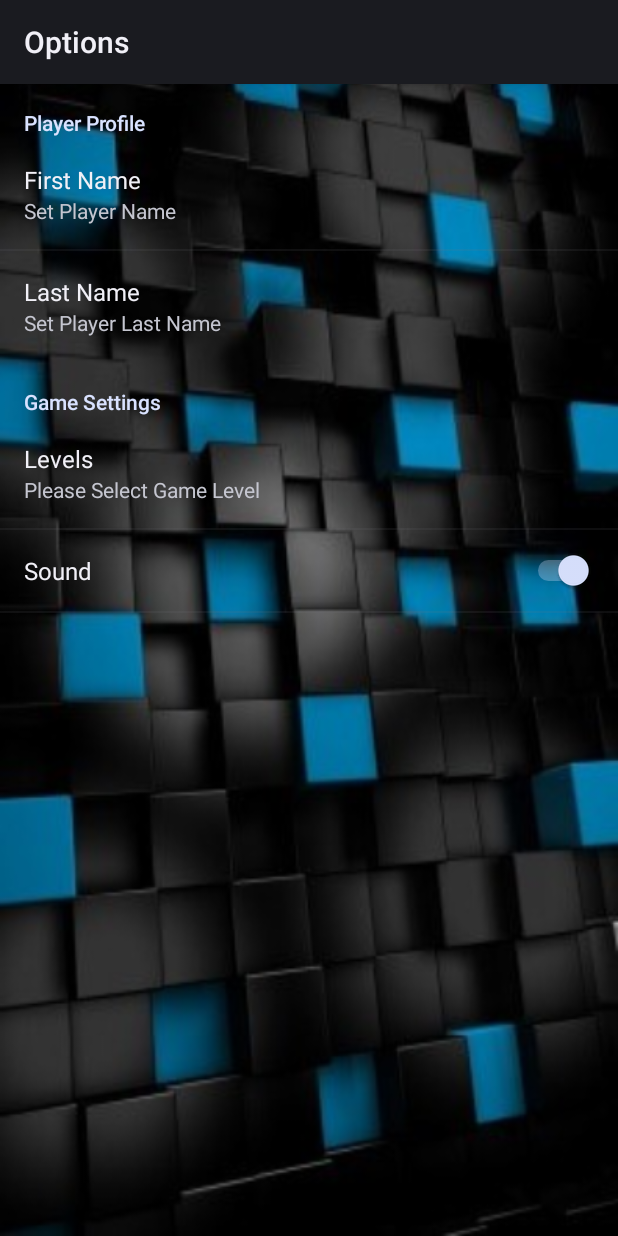
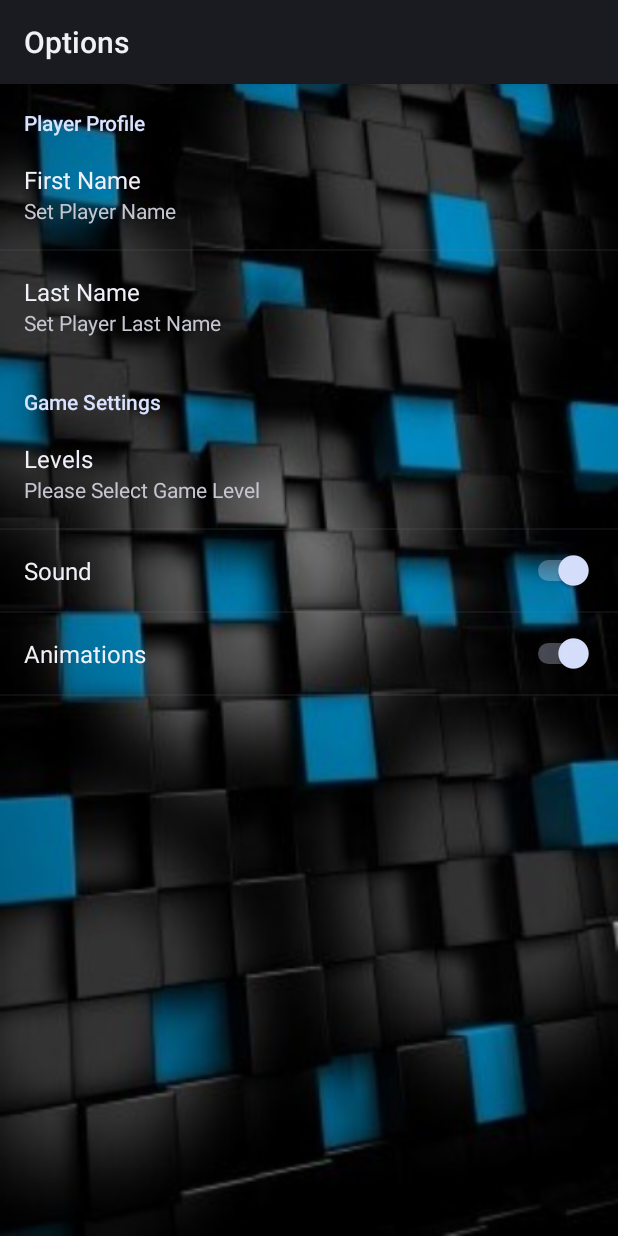
Before and after one commit to tamirsagi/AndroidMineSweeper, an Android app: the screen it shows after launch (OptionsActivity), after a tap on an icon or button, on a phone screen of 412 x 824 dp. Run offline under Robolectric (Android 15) with nearby library versions, the phone set to English and light mode, and no system bars.

Commit message:
progress bar added animation setting added, floating button was added

```diff
--- a/app/build.gradle
+++ b/app/build.gradle
@@ -44,4 +44,5 @@ dependencies {
     compile 'com.android.support:cardview-v7:23.1.1'
     compile 'com.android.support:recyclerview-v7:23.1.1'
     compile 'com.android.support:support-v4:23.1.0'
+    compile 'com.getbase:floatingactionbutton:1.10.1'
 }
--- a/app/src/main/java/com/minesweeper/BL/GameLogic/GeneralGameProperties.java
+++ b/app/src/main/java/com/minesweeper/BL/GameLogic/GeneralGameProperties.java
@@ -15,6 +15,7 @@ public class GeneralGameProperties {
     public static final String KEY_GAME_BOARD_COLUMNS = "gameBoardColumns";
     public static final String KEY_GAME_BOARD_MINES = "gameBoarMines";
     public static final String KEY_Play_Sound = "soundSettings";
+    public static final String KEY_Play_Animation = "animationSettings";
 
     public static final String Level = "Level";
     public static final String RowsInBoard = "Rows";
--- a/app/src/main/java/com/minesweeper/UI/Activities/DBRecordsFragmentActivity.java
+++ b/app/src/main/java/com/minesweeper/UI/Activities/DBRecordsFragmentActivity.java
@@ -5,6 +5,7 @@ import android.support.v4.app.Fragment;
 import android.support.v4.app.FragmentActivity;
 import android.support.v4.view.ViewPager;
 import android.os.Bundle;
+import android.view.View;
 import com.minesweeper.BL.DB.DbManager;
 import com.minesweeper.UI.Fragments.MapFragment;
 import com.minesweeper.UI.Fragments.RecordsFragmentPagerAdapter;
--- a/app/src/main/java/com/minesweeper/UI/Activities/GameActivity.java
+++ b/app/src/main/java/com/minesweeper/UI/Activities/GameActivity.java
@@ -69,6 +69,7 @@ public class GameActivity extends AppCompatActivity {
     private ImageButton bth_Rematch;
     private MediaPlayer mp;
     private boolean playSound;
+    private boolean playAnimation;
 
     //Service Params
     private PositionSampleService positionSampleService;
@@ -174,7 +175,7 @@ public class GameActivity extends AppCompatActivity {
         gameBoardColumns = extraData.getInt(GeneralGameProperties.KEY_GAME_BOARD_COLUMNS);
         minesOnBoard = extraData.getInt(GeneralGameProperties.KEY_GAME_BOARD_MINES);
         playSound = extraData.getBoolean(GeneralGameProperties.KEY_Play_Sound);
-
+        playAnimation = extraData.getBoolean(GeneralGameProperties.KEY_Play_Animation);
 
         tv_minesCounter = (TextView) findViewById(R.id.minesCounter);
         tv_gameLevel = (TextView) findViewById(R.id.gameLevel);
@@ -340,7 +341,8 @@ public class GameActivity extends AppCompatActivity {
             if (playSound) {
                 if (mineSweeperLogicManager.hasLost()) {
                     mp = MediaPlayer.create(this, R.raw.granade);
-                    playAnimation();
+                    if(playAnimation)
+                        playAnimation();
                 } else {
                     mp = MediaPlayer.create(this, R.raw.victory);
                     String tableInDB = getDbTableFromGameLevel(getGameLevel());
--- a/app/src/main/java/com/minesweeper/UI/Activities/MainActivity.java
+++ b/app/src/main/java/com/minesweeper/UI/Activities/MainActivity.java
@@ -3,7 +3,6 @@
  * This Application was created as part of academic course
  *
  */
-
 package com.minesweeper.UI.Activities;
 
 import android.content.Intent;
@@ -15,7 +14,7 @@ import android.support.v7.app.AppCompatActivity;
 import android.util.Log;
 import android.view.*;
 import android.widget.PopupWindow;
-import com.minesweeper.BL.DB.DbManager;
+import android.widget.ProgressBar;
 import com.minesweeper.BL.GameLogic.GeneralGameProperties;
 import org.json.JSONException;
 import org.json.JSONObject;
@@ -23,11 +22,14 @@ import org.json.JSONObject;
 
 public class MainActivity extends AppCompatActivity {
 
-
+    private  ProgressBar loading;
     @Override
     protected void onCreate(Bundle savedInstanceState) {
         super.onCreate(savedInstanceState);
         setContentView(R.layout.activity_main_menu);
+
+        loading = (ProgressBar)findViewById(R.id.progressBar);
+        loading.setVisibility(View.GONE);
     }
 
     @Override
@@ -58,21 +60,25 @@ public class MainActivity extends AppCompatActivity {
     @Override
     protected void onResume() {
         super.onResume();
+        loading.setVisibility(View.GONE);
     }
 
 
     public void onButtonOptionsClicked(View view) {
+        loading.setVisibility(View.VISIBLE);
         Intent i = new Intent(this, OptionsActivity.class);
         startActivityForResult(i, 0);
     }
 
     public void onButtonPlayClicked(View view) {
+        loading.setVisibility(View.VISIBLE);
         SharedPreferences sharedPrefs = PreferenceManager.getDefaultSharedPreferences(this);
         String firstName = sharedPrefs.getString(OptionsActivity.KEY_PREF_PLAYER_NAME, "NULL");//get player name
         String lastName = sharedPrefs.getString(OptionsActivity.KEY_PREF_PLAYER_LAST_NAME, "NULL");//get player last name
         String prefLevel = sharedPrefs.getString(OptionsActivity.KEY_PREF_GAME_LEVEL, "Intermediate"); //get the selected level
         String gameSettings = GeneralGameProperties.getGameSettings(prefLevel); //get corresponded game settings
         boolean playSound = sharedPrefs.getBoolean(GeneralGameProperties.KEY_Play_Sound, true);  //get play sound settings
+        boolean playAnimations = sharedPrefs.getBoolean(GeneralGameProperties.KEY_Play_Animation, true);  //get play animation settings
 
         Intent gameActivity = new Intent(this, GameActivity.class);
         gameActivity.putExtra(GeneralGameProperties.KEY_PLAYER_FULL_NAME, firstName + " " + lastName);
@@ -89,6 +95,7 @@ public class MainActivity extends AppCompatActivity {
             gameActivity.putExtra(GeneralGameProperties.KEY_GAME_BOARD_COLUMNS, columns);
             gameActivity.putExtra(GeneralGameProperties.KEY_GAME_BOARD_MINES, mines);
             gameActivity.putExtra(GeneralGameProperties.KEY_Play_Sound, playSound);
+            gameActivity.putExtra(GeneralGameProperties.KEY_Play_Animation, playAnimations);
 
             //Chane activity
             startActivity(gameActivity);
@@ -123,8 +130,10 @@ public class MainActivity extends AppCompatActivity {
 
 
     public void onHighScoresButtonClicked(View v) {
+        loading.setVisibility(View.VISIBLE);
         Intent DBRecordsFragmentActivity = new Intent(this, DBRecordsFragmentActivity.class);
         startActivity(DBRecordsFragmentActivity);
+
     }
 
 
--- a/app/src/main/java/com/minesweeper/UI/Fragments/RecordsTable.java
+++ b/app/src/main/java/com/minesweeper/UI/Fragments/RecordsTable.java
@@ -12,6 +12,7 @@ import android.widget.*;
 import com.minesweeper.BL.DB.DbManager;
 import com.minesweeper.BL.DB.PlayerRecord;
 import com.minesweeper.UI.Activities.DBRecordsFragmentActivity;
+import com.minesweeper.UI.Activities.MainActivity;
 import com.minesweeper.UI.Activities.R;
 
 import java.util.List;
--- a/app/src/main/res/values/strings.xml
+++ b/app/src/main/res/values/strings.xml
@@ -26,7 +26,9 @@
     <string name="key_pref_level">prefGameLevel</string>
     <string name="summary_pref_game_level">Please Select Game Level</string>
     <string name="keyToggleSound">soundSettings</string>
+    <string name="keyToggleAnimation">animationSettings</string>
     <string name="title_pref_sound">Sound</string>
+    <string name="title_pref_Animation">Animations</string>
     <string name="title_activity_game">GameActivity</string>
 
 
@@ -50,9 +52,8 @@
     <string name="title_activity_dbRecords_fragment">DBRecordsFragmentActivity</string>
 
 <!-- Alert Dialog when game  is over and player had new record -->
-    <string name="enterDetailsRecord">Add Record</string>
-    <string name="enterDetailsMessage">Your got a good score,it should be entered to records table.
-        \nPlease Enter Your Full Name:</string>
+    <string name="enterDetailsRecord">Good Game!!!</string>
+    <string name="enterDetailsMessage">Enter Name and click save to add this Score to table.</string>
 
     <string name="err_name_too_long">Name is too long</string>
     <string name="err_name_empty_or_null">Please write your name</string>
--- a/app/src/main/res/xml/game_settings.xml
+++ b/app/src/main/res/xml/game_settings.xml
@@ -29,6 +29,10 @@
                 android:key="@string/keyToggleSound"
                 android:defaultValue="true"
                 android:title="@string/title_pref_sound"/>
+        <SwitchPreference
+                android:key="@string/keyToggleAnimation"
+                android:defaultValue="true"
+                android:title="@string/title_pref_Animation"/>
     </PreferenceCategory>
 
 </PreferenceScreen>
```
Also changed, not shown: app/src/main/res/layout/activity_main_menu.xml (+17 -7 lines), app/src/main/res/drawable/icon_high_score.png (added), app/src/main/res/drawable/icon_highscore.png (deleted), 1 other file.
